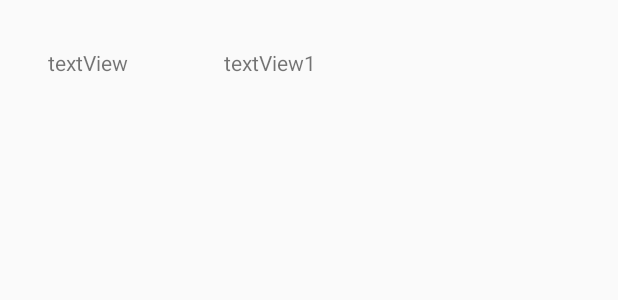
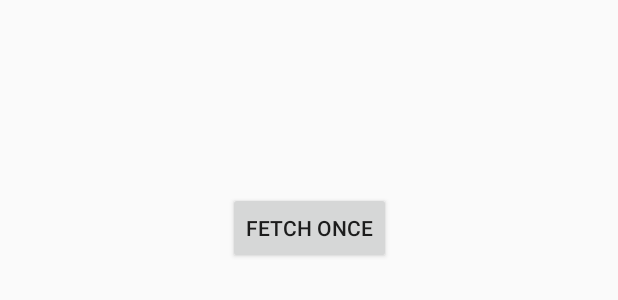
Before and after one commit to darkopoppin/DDash, an Android app: the layout activity_main.xml on its own in the app's theme, with its tools: preview values and no code run, on a phone screen of 412 x 824 dp. Shown: the top 300 px of the screen. Run offline under Robolectric (Android 15) with nearby library versions, the phone set to English and light mode, and no system bars.

Commit message:
Separate model (data fetching) and controller / presenter components.

```diff
--- a/DDash_Android_Client/app/src/main/AndroidManifest.xml
+++ b/DDash_Android_Client/app/src/main/AndroidManifest.xml
@@ -14,7 +14,6 @@
         <activity android:name=".MainActivity">
             <intent-filter>
                 <action android:name="android.intent.action.MAIN" />
-
                 <category android:name="android.intent.category.LAUNCHER" />
             </intent-filter>
         </activity>
--- a/DDash_Android_Client/app/src/main/res/layout/activity_main.xml
+++ b/DDash_Android_Client/app/src/main/res/layout/activity_main.xml
@@ -6,24 +6,18 @@
     android:layout_height="match_parent"
     tools:context=".MainActivity">
 
-    <TextView
-        android:id="@+id/textView"
+    <Button
+        android:id="@+id/button"
         android:layout_width="wrap_content"
         android:layout_height="wrap_content"
-        android:layout_marginStart="32dp"
-        android:layout_marginLeft="32dp"
-        android:layout_marginTop="32dp"
-        android:text="textView"
+        android:layout_marginStart="8dp"
+        android:layout_marginLeft="8dp"
+        android:layout_marginTop="128dp"
+        android:layout_marginEnd="8dp"
+        android:layout_marginRight="8dp"
+        android:onClick="fetch"
+        android:text="@string/fetch_once"
+        app:layout_constraintEnd_toEndOf="parent"
         app:layout_constraintStart_toStartOf="parent"
         app:layout_constraintTop_toTopOf="parent" />
-
-    <TextView
-        android:id="@+id/textView1"
-        android:layout_width="wrap_content"
-        android:layout_height="wrap_content"
-        android:layout_marginStart="64dp"
-        android:layout_marginLeft="64dp"
-        android:text="textView1"
-        app:layout_constraintBaseline_toBaselineOf="@+id/textView"
-        app:layout_constraintStart_toEndOf="@+id/textView" />
 </android.support.constraint.ConstraintLayout>
--- a/DDash_Android_Client/app/src/main/res/values/strings.xml
+++ b/DDash_Android_Client/app/src/main/res/values/strings.xml
@@ -1,3 +1,4 @@
 <resources>
     <string name="app_name">DDash_Android_Client</string>
+    <string name="fetch_once">fetch once</string>
 </resources>
```
Also changed, not shown: DDash_Android_Client/app/src/main/java/com/ddash/android_client/DataFetcher.java (added, +10 -0 lines), DDash_Android_Client/app/src/main/java/com/ddash/android_client/MainActivity.java (+6 -91 lines).
